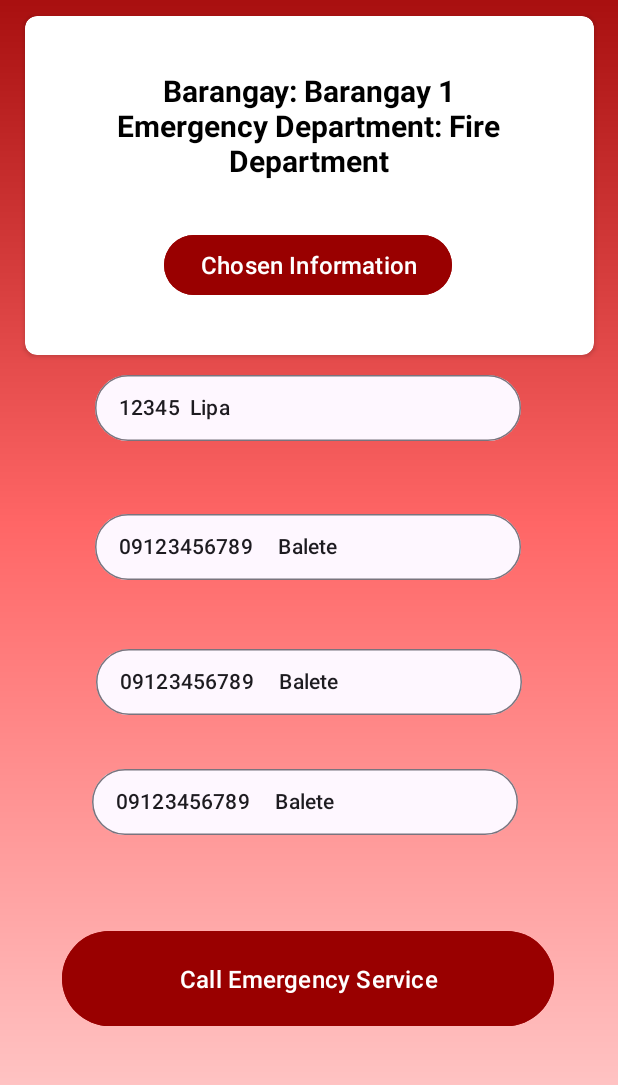
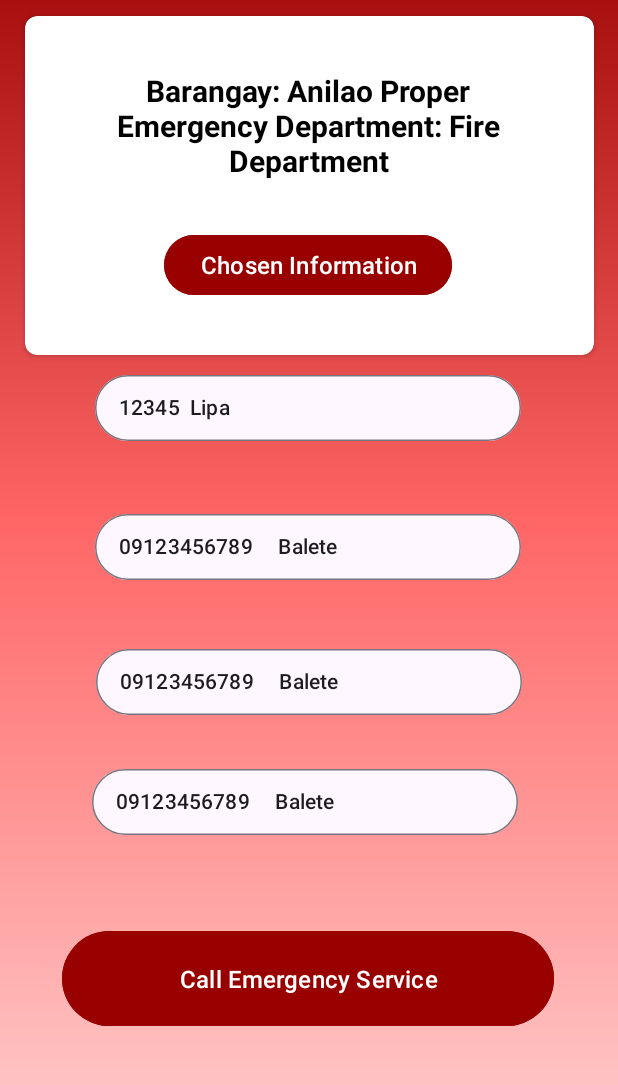
Before and after one commit to sethhyy/itelec_3b_grp1, an Android app: the screen it shows after launch (EmergencyCallAcitivity), after a tap on "Next", on a phone screen of 412 x 824 dp, the part 94-1179 px from its top. Run offline under Robolectric (Android 15) with nearby library versions, the phone set to English and light mode, and no system bars.

Commit message:
Update MainActivity.java

```diff
--- a/latestDesign/app/src/main/java/com/example/emergencyhotlines/MainActivity.java
+++ b/latestDesign/app/src/main/java/com/example/emergencyhotlines/MainActivity.java
@@ -23,7 +23,22 @@ public class MainActivity extends AppCompatActivity {
         Button btnCall = findViewById(R.id.btn_call);
 
 
-        String[] barangays = new String[]{"Barangay 1", "Barangay 2", "Barangay 3"};
+        String[] barangays = new String[]{
+                "Anilao Proper", "Anilao-Labac", "Antipolo Del Norte", "Antipolo Del Sur",
+                "Bagong Pook", "Balintawak", "Banaybanay", "Bolbok", "Bugtong na Pulo", "Bulacnin",
+                "Calamias", "Cumba", "Dagatan", "Duhatan", "Halang", "Inosluban", "Kayumanggi", "Latag",
+                "Lodlod", "Lumbang", "Mabini", "Malagonlong", "Malitlit", "Marauoy", "Mataas na Lupa",
+                "Pagolingin Bata", "Pagolingin East", "Pagolingin West", "Pangao", "Pinagtongulan",
+                "Plaridel", "Poblacion Barangay 1", "Poblacion Barangay 2", "Poblacion Barangay 3",
+                "Poblacion Barangay 4", "Poblacion Barangay 5", "Poblacion Barangay 6", "Poblacion Barangay 7",
+                "Poblacion Barangay 8", "Poblacion Barangay 9", "Poblacion Barangay 10", "Poblacion Barangay 11",
+                "Poblacion Barangay 12", "Poblacion Barangay 13", "Poblacion Barangay 14", "Poblacion Barangay 15",
+                "Poblacion Barangay 16", "Poblacion Barangay 17", "Poblacion Barangay 18", "Poblacion Barangay 19",
+                "Poblacion Barangay 20", "Poblacion Barangay 21", "Poblacion Barangay 22", "Pusil", "Quezon",
+                "Rizal", "Sabang", "Sampaguita", "San Benito", "San Carlos", "San Celestino", "San Francisco",
+                "San Guillermo", "San Jose", "San Lucas", "San Salvador", "Santo Niño", "Sapac", "Sico",
+                "Talisay", "Tambo", "Tangob", "Tanguay", "Tibig"
+        };
 
         String[] emergencyDepartments = new String[]{"Fire Department", "Police Department", "Medical Emergency"};
 
```
